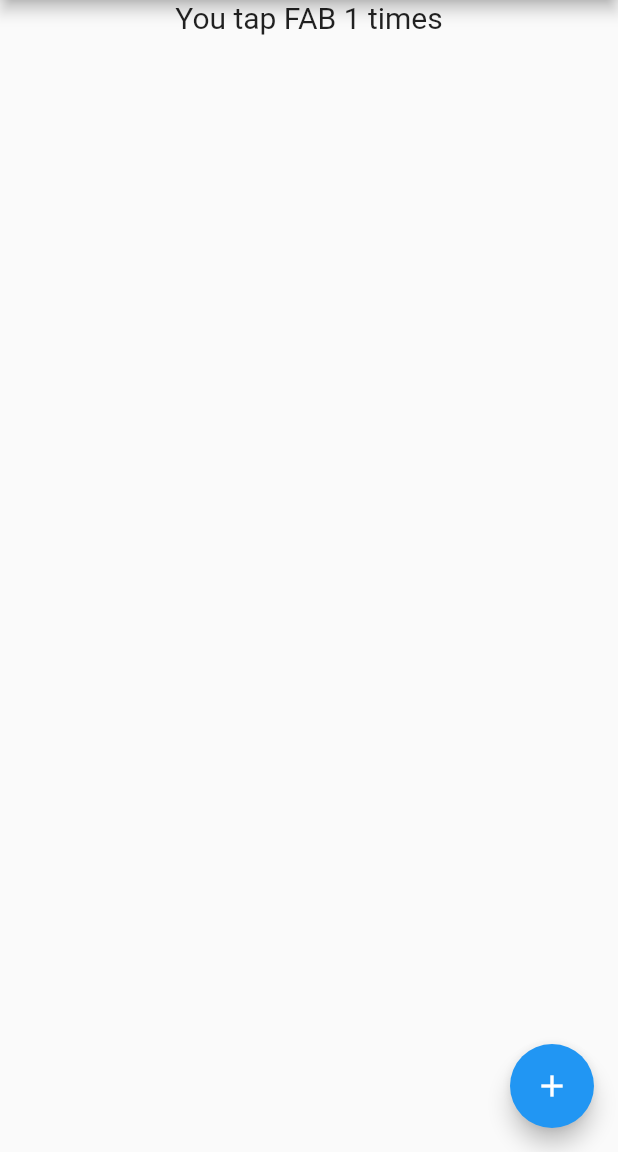
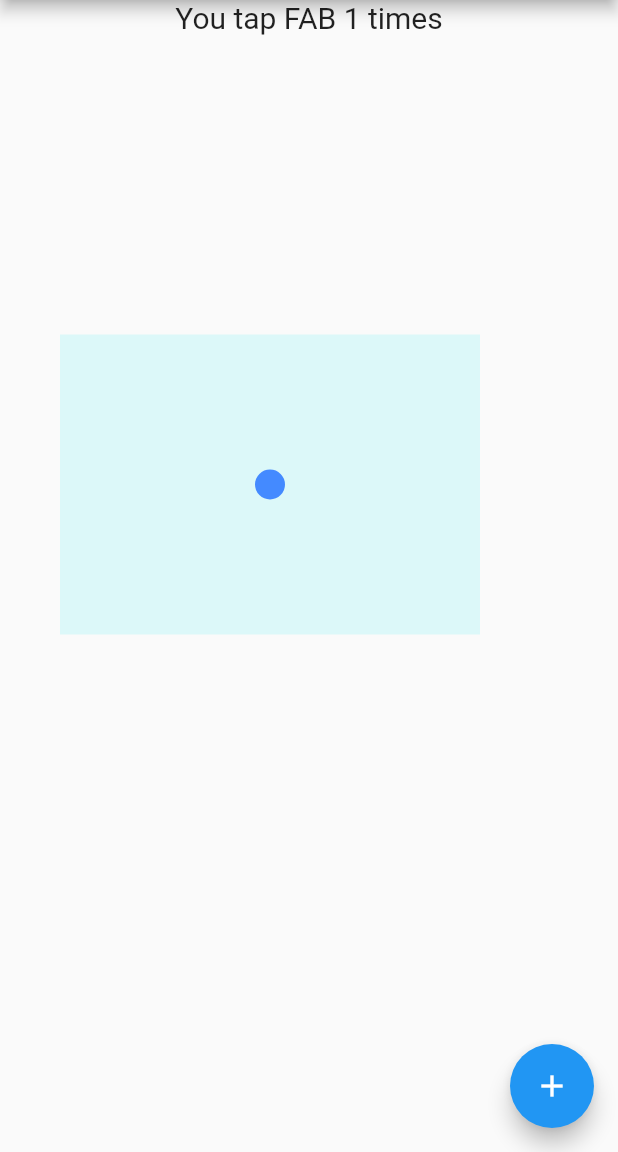
Before and after one commit to Huawei-yuan/fluttermodule, a Flutter app: the screen it shows after launch, after a tap on the "add" icon, on a phone screen of 412 x 824 dp, the part 84-1236 px from its top. Run offline on Flutter 3.47's test engine with Material 2 defaults, Android fonts, the phone set to English and light mode, and no system bars; our stand-ins replace get.

Commit message:
运动小球动画

```diff
--- a/lib/GetBuilderPage.dart
+++ b/lib/GetBuilderPage.dart
@@ -3,6 +3,7 @@ import 'package:fluttermodule/customwidgets/MultiShower.dart';
 import 'package:get/get.dart';
 
 import 'customwidgets/HandDrawnBoard.dart';
+import 'customwidgets/RunBall.dart';
 
 class GetBuilderLogic extends GetxController {
   var count = 0;
@@ -66,9 +67,9 @@ class GetBuilderPage extends StatelessWidget {
               color: Colors.red,
             ),*/
              const SizedBox(
-              width: 600,
+              width: 500,
               height: 500,
-              child: TolyCanvas(),
+              child: RunBall(),//TolyCanvas(),
             )
           ]),
         );
--- /dev/null
+++ b/lib/customwidgets/RunBall.dart
@@ -0,0 +1,163 @@
+
+import 'dart:math';
+
+import 'package:flutter/material.dart';
+
+///运动球动画widget
+class RunBall extends StatefulWidget {
+  const RunBall({Key? key}) : super(key: key);
+  @override
+  State<StatefulWidget> createState() {
+    return _RunBallState();
+  }
+}
+
+class _RunBallState extends State<RunBall> with SingleTickerProviderStateMixin {
+
+  late AnimationController _controller;
+  var _oldTime = DateTime.now().millisecondsSinceEpoch; //首次运行时间
+
+  final _area = const Rect.fromLTRB(0 + 40, 0 + 200, 280 + 40, 200 + 200);
+  // final _ball = Ball(color: Colors.blueAccent,  r: 10, x: 40 + 140, y: 200 + 100);
+  final _ball = Ball(color: Colors.blueAccent, r: 10,aY: 0.1, vX: 2, vY: -2,x: 40.0+140,y:200.0+100);
+
+  @override
+  void initState() {
+    _controller = AnimationController(
+      duration: const Duration(milliseconds: 1000 * 10),
+      vsync: this
+    );
+    _controller.addListener(() {
+      _render();
+    });
+    super.initState();
+  }
+
+  @override
+  void dispose() {
+    _controller.dispose();
+    super.dispose();
+  }
+
+  @override
+  Widget build(BuildContext context) {
+    var child = Scaffold(
+      body: CustomPaint(
+        painter: RunBallView(_ball, _area),
+      ),
+    );
+
+    return GestureDetector(
+      onTap: () {
+        if(_controller.isAnimating) {
+          return;
+        }
+        if(_controller.isCompleted) {
+          _controller.reverse();
+        } else {
+          _controller.forward(); //点击执行动画
+        }
+      },
+      child: child
+    );
+  }
+
+  void _render() {
+    _updateBall();
+    setState(() {
+      var now = DateTime.now().millisecondsSinceEpoch;
+      print("时间差：${now - _oldTime}");
+      _oldTime = now;
+    });
+  }
+
+  void _updateBall() {
+    //运动学公式
+    _ball.x += _ball.vX;
+    _ball.y += _ball.vY;
+    _ball.vX += _ball.aX;
+    _ball.vY += _ball.aY;
+    //限定下边界
+    if (_ball.y > _area.bottom - _ball.r) {
+      _ball.y = _area.bottom - _ball.r;
+      _ball.vY = -_ball.vY;
+      _ball.color = _randomRGB();//碰撞后随机色
+    }
+    //限定上边界
+    if (_ball.y < _area.top + _ball.r) {
+      _ball.y = _area.top + _ball.r;
+      _ball.vY = -_ball.vY;
+      _ball.color = _randomRGB();//碰撞后随机色
+    }
+
+    //限定左边界
+    if (_ball.x < _area.left + _ball.r) {
+      _ball.x = _area.left + _ball.r;
+      _ball.vX = -_ball.vX;
+      _ball.color = _randomRGB();//碰撞后随机色
+    }
+
+    //限定右边界
+    if (_ball.x > _area.right - _ball.r) {
+      _ball.x = _area.right - _ball.r;
+      _ball.vX= -_ball.vX;
+      _ball.color = _randomRGB();//碰撞后随机色
+    }
+  }
+
+  Color _randomRGB() {
+    final Random random = Random();
+    return Color.fromRGBO(
+      random.nextInt(256), // 0-255 for red
+      random.nextInt(256), // 0-255 for green
+      random.nextInt(256), // 0-255 for blue
+      1.0, // 1.0 for alpha (fully opaque)
+    );
+  }
+}
+
+///小球信息描述类
+class Ball {
+  double aX; //加速度
+  double aY; //加速度Y
+  double vX; //速度X
+  double vY; //速度Y
+  double x; //点位X
+  double y; //点位Y
+  Color color; //颜色
+  double r;//小球半径
+
+  Ball({this.x=0, this.y=0, required this.color, this.r=10,
+    this.aX=0, this.aY=0, this.vX=0, this.vY=0});
+}
+
+///画板Painter
+class RunBallView extends CustomPainter {
+
+  Ball _ball; //小球
+  Rect _area; //运动区域
+  late Paint _paint; //主画笔
+  late Paint _bgPaint; //背景画笔
+
+  RunBallView(this._ball, this._area) {
+    _paint = Paint()..isAntiAlias = true;
+    _bgPaint = Paint()..isAntiAlias = true
+      ..color = const Color.fromARGB(148, 198, 246, 248);
+  }
+
+  @override
+  void paint(Canvas canvas, Size size) {
+    canvas.drawRect(_area, _bgPaint);
+    _drawBall(canvas, _ball);
+  }
+
+  @override
+  bool shouldRepaint(covariant CustomPainter oldDelegate) {
+    return true;
+  }
+
+  void _drawBall(Canvas canvas, Ball ball) {
+    canvas.drawCircle(Offset(ball.x, ball.y), ball.r, _paint..color = ball.color);
+  }
+
+}
```
